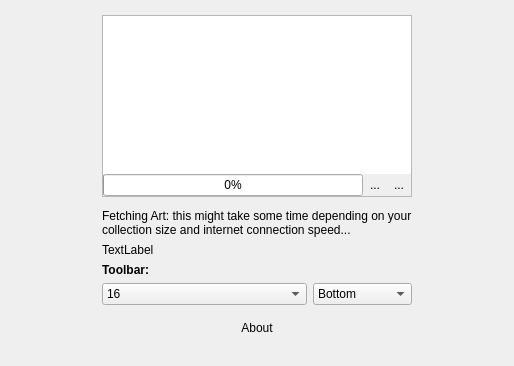
First picture: the form in settings.ui, repository milohr/babe-qt, before the edit.
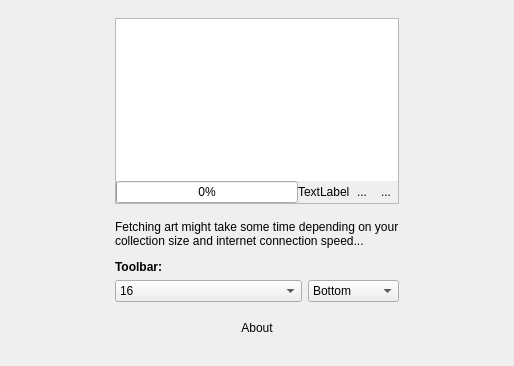
Second picture: the form after the edit. Icons and pictures are not drawn.

The edit to the form file:
```diff
--- a/settings.ui
+++ b/settings.ui
@@ -66,7 +66,7 @@
       <item row="3" column="1" colspan="3">
        <widget class="QLabel" name="label2">
         <property name="text">
-         <string>Fetching Art: this might take some time depending on your
+         <string>Fetching art might take some time depending on your
 collection size and internet connection speed... </string>
         </property>
        </widget>
@@ -220,7 +220,7 @@
          <property name="spacing">
           <number>0</number>
          </property>
-         <item row="0" column="0" colspan="3">
+         <item row="0" column="0" colspan="4">
           <widget class="QListWidget" name="collectionPath">
            <property name="frameShape">
             <enum>QFrame::NoFrame</enum>
@@ -230,7 +230,7 @@
            </property>
           </widget>
          </item>
-         <item row="1" column="0" colspan="3">
+         <item row="1" column="0" colspan="4">
           <widget class="QFrame" name="frame_3">
            <property name="maximumSize">
             <size>
@@ -246,7 +246,7 @@
            </property>
           </widget>
          </item>
-         <item row="2" column="2">
+         <item row="2" column="3">
           <widget class="QToolButton" name="open">
            <property name="text">
             <string>...</string>
@@ -267,7 +267,7 @@
            </property>
           </widget>
          </item>
-         <item row="2" column="1">
+         <item row="2" column="2">
           <widget class="QToolButton" name="remove">
            <property name="text">
             <string>...</string>
@@ -281,19 +281,20 @@
            </property>
           </widget>
          </item>
+         <item row="2" column="1">
+          <widget class="QLabel" name="label">
+           <property name="text">
+            <string>TextLabel</string>
+           </property>
+          </widget>
+         </item>
         </layout>
         <zorder>collectionPath</zorder>
         <zorder>remove</zorder>
         <zorder>open</zorder>
         <zorder>frame_3</zorder>
         <zorder>progressBar</zorder>
-       </widget>
-      </item>
-      <item row="4" column="1" colspan="2">
-       <widget class="QLabel" name="label">
-        <property name="text">
-         <string>TextLabel</string>
-        </property>
+        <zorder>label</zorder>
        </widget>
       </item>
      </layout>
```
